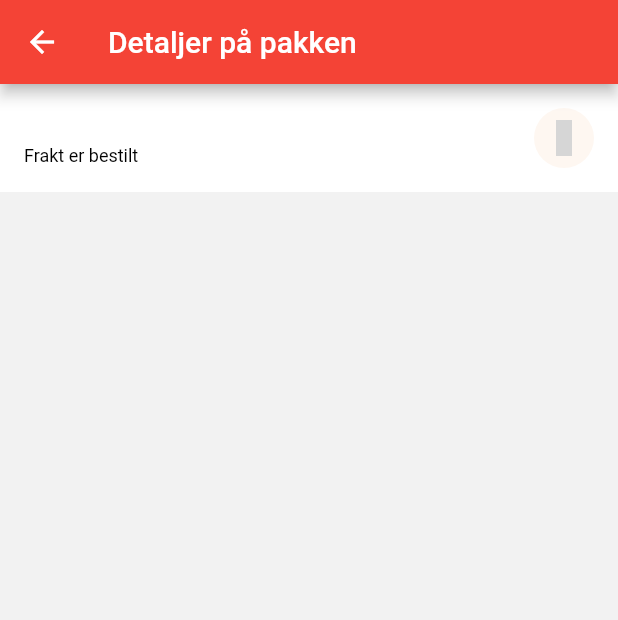
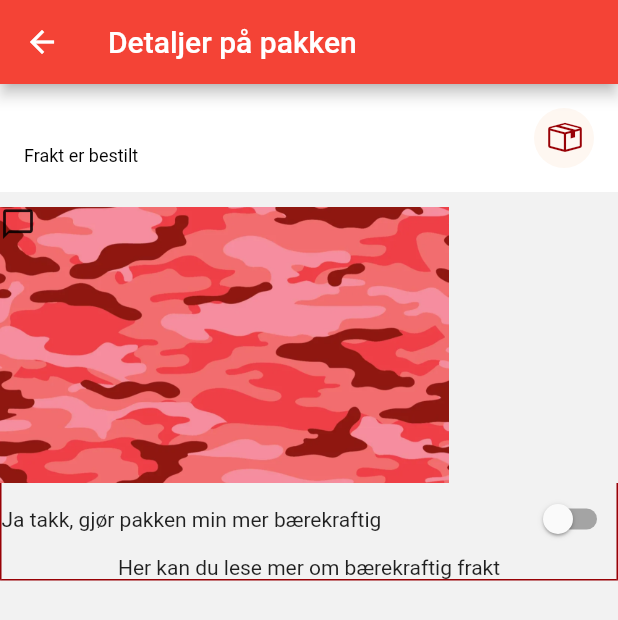
Before and after one commit to brynjen/miljohack2021, a Flutter app: the PackageDetails screen opened directly with empty values, on a phone screen of 412 x 824 dp. Shown: the top 620 px of the screen. Run offline on Flutter 3.47's test engine with Material 2 defaults, Android fonts, the phone set to English and light mode, and no system bars; our stand-ins replace equatable, firebase_core, firebase_messaging, flutter_bloc, flutter_local_notifications, get_it; accounts and stored records are empty; grey boxes are pictures that could not be loaded.

Commit message:
More work, basic icons

```diff
--- /dev/null
+++ b/lib/presentation/core/icons/miljo_hack_icons.dart
@@ -0,0 +1,60 @@
+/// Flutter icons MiljoHack
+/// Copyright (C) 2021 by original authors @ fluttericon.com, fontello.com
+/// This font was generated by FlutterIcon.com, which is derived from Fontello.
+///
+/// To use this font, place it in your fonts/ directory and include the
+/// following in your pubspec.yaml
+///
+/// flutter:
+///   fonts:
+///    - family:  MiljoHack
+///      fonts:
+///       - asset: fonts/miljo_hack.ttf
+///
+///
+/// * Material Design Icons, Copyright (C) Google, Inc
+///         Author:    Google
+///         License:   Apache 2.0 (https://www.apache.org/licenses/LICENSE-2.0)
+///         Homepage:  https://design.google.com/icons/
+/// * Iconic, Copyright (C) 2012 by P.J. Onori
+///         Author:    P.J. Onori
+///         License:   SIL (http://scripts.sil.org/OFL)
+///         Homepage:  http://somerandomdude.com/work/iconic/
+/// * Font Awesome 4, Copyright (C) 2016 by Dave Gandy
+///         Author:    Dave Gandy
+///         License:   SIL ()
+///         Homepage:  http://fortawesome.github.com/Font-Awesome/
+/// * Font Awesome 5, Copyright (C) 2016 by Dave Gandy
+///         Author:    Dave Gandy
+///         License:   SIL (https://github.com/FortAwesome/Font-Awesome/blob/master/LICENSE.txt)
+///         Homepage:  http://fortawesome.github.com/Font-Awesome/
+/// * Octicons, Copyright (C) 2020 by GitHub Inc.
+///         Author:    GitHub
+///         License:   MIT (http://opensource.org/licenses/mit-license.php)
+///         Homepage:  https://primer.style/octicons/
+///
+import 'package:flutter/widgets.dart';
+
+class MiljoHack {
+  MiljoHack._();
+
+  static const _kFontFam = 'MiljoHack';
+  static const String? _kFontPkg = null;
+
+  static const IconData account_circle =
+      IconData(0xe800, fontFamily: _kFontFam, fontPackage: _kFontPkg);
+  static const IconData chat_bubble_outline =
+      IconData(0xe801, fontFamily: _kFontFam, fontPackage: _kFontPkg);
+  static const IconData send =
+      IconData(0xe802, fontFamily: _kFontFam, fontPackage: _kFontPkg);
+  static const IconData exchange =
+      IconData(0xe803, fontFamily: _kFontFam, fontPackage: _kFontPkg);
+  static const IconData pencil_squared =
+      IconData(0xf14b, fontFamily: _kFontFam, fontPackage: _kFontPkg);
+  static const IconData share_square =
+      IconData(0xf14d, fontFamily: _kFontFam, fontPackage: _kFontPkg);
+  static const IconData trashcan =
+      IconData(0xf33c, fontFamily: _kFontFam, fontPackage: _kFontPkg);
+  static const IconData package =
+      IconData(0xf383, fontFamily: _kFontFam, fontPackage: _kFontPkg);
+}
--- /dev/null
+++ b/lib/presentation/environment_details/widgets/environment_savings_card.dart
@@ -0,0 +1,68 @@
+import 'package:flutter/material.dart';
+import 'package:miljohack/domain/main/data/mail_package.dart';
+import 'package:miljohack/presentation/core/icons/miljo_hack_icons.dart';
+import 'package:miljohack/presentation/core/theme/app_theme.dart';
+
+class EnvironmentSavingsCard extends StatefulWidget {
+  const EnvironmentSavingsCard({required this.mailPackage, Key? key})
+      : super(key: key);
+  final MailPackage mailPackage;
+
+  @override
+  State<EnvironmentSavingsCard> createState() => _EnvironmentSavingsCardState();
+}
+
+class _EnvironmentSavingsCardState extends State<EnvironmentSavingsCard> {
+  var _wantEnvironment = false;
+
+  @override
+  Widget build(BuildContext context) {
+    return Column(
+      children: [
+        Stack(
+          children: [
+            Image.asset(
+              'assets/images/environment_camouflage.png',
+              height: 184,
+            ),
+            Column(
+              children: [
+                Row(
+                  mainAxisAlignment: MainAxisAlignment.start,
+                  children: const [Icon(MiljoHack.chat_bubble_outline)],
+                ),
+              ],
+            )
+          ],
+        ),
+        Container(
+          decoration: BoxDecoration(
+              border: Border(
+            left: BorderSide(color: AppColors.darkRed),
+            right: BorderSide(color: AppColors.darkRed),
+            bottom: BorderSide(color: AppColors.darkRed),
+          )),
+          child: Column(
+            children: [
+              Row(
+                mainAxisAlignment: MainAxisAlignment.spaceBetween,
+                children: [
+                  Text('Ja takk, gjør pakken min mer bærekraftig'),
+                  Switch(
+                    onChanged: (newState) {
+                      setState(() {
+                        _wantEnvironment = newState;
+                      });
+                    },
+                    value: _wantEnvironment,
+                  )
+                ],
+              ),
+              Text('Her kan du lese mer om bærekraftig frakt')
+            ],
+          ),
+        ),
+      ],
+    );
+  }
+}
--- a/lib/presentation/main/pages/for_me.dart
+++ b/lib/presentation/main/pages/for_me.dart
@@ -2,7 +2,7 @@ import 'package:flutter/material.dart';
 import 'package:flutter_bloc/flutter_bloc.dart';
 import 'package:miljohack/application/main/package_list/package_list.dart';
 import 'package:miljohack/domain/main/data/mail_package.dart';
-import 'package:miljohack/presentation/core/app_theme.dart';
+import 'package:miljohack/presentation/core/theme/app_theme.dart';
 import 'package:miljohack/presentation/main/pages/package_details.dart';
 import 'package:miljohack/presentation/main/widgets/package_card.dart';
 
--- a/lib/presentation/main/pages/package_details.dart
+++ b/lib/presentation/main/pages/package_details.dart
@@ -1,7 +1,10 @@
 import 'package:flutter/material.dart';
 import 'package:miljohack/domain/main/data/mail_package.dart';
-import 'package:miljohack/presentation/core/app_theme.dart';
+import 'package:miljohack/presentation/core/theme/app_theme.dart';
+import 'package:miljohack/presentation/environment_details/widgets/environment_savings_card.dart';
+import 'package:miljohack/presentation/main/widgets/augmented_reality_card.dart';
 import 'package:miljohack/presentation/main/widgets/mail_avatar.dart';
+import 'package:miljohack/presentation/main/widgets/options_card.dart';
 
 class PackageDetails extends StatelessWidget {
   const PackageDetails({required this.mailPackage, Key? key}) : super(key: key);
@@ -24,7 +27,13 @@ class PackageDetails extends StatelessWidget {
                 subtitle: Text('Frakt er bestilt', style: TS.body),
                 trailing: const MailAvatar(),
               ),
-            )
+            ),
+            const SizedBox(height: 10),
+            EnvironmentSavingsCard(mailPackage: mailPackage),
+            const SizedBox(height: 10),
+            OptionsCard(),
+            const SizedBox(height: 10),
+            AugmentedRealityCard(),
           ],
         ),
       ),
--- a/lib/presentation/main/pages/posten_main.dart
+++ b/lib/presentation/main/pages/posten_main.dart
@@ -1,12 +1,12 @@
 import 'dart:developer';
 
-import 'package:community_material_icon/community_material_icon.dart';
 import 'package:firebase_messaging/firebase_messaging.dart';
 import 'package:flutter/material.dart';
 import 'package:flutter_bloc/flutter_bloc.dart';
 import 'package:get_it/get_it.dart';
 import 'package:miljohack/application/main/package_list/package_list.dart';
 import 'package:miljohack/infrastructure/network/api_client.dart';
+import 'package:miljohack/presentation/core/icons/miljo_hack_icons.dart';
 import 'package:miljohack/presentation/main/pages/for_me.dart';
 import 'package:miljohack/presentation/main/pages/from_me.dart';
 
@@ -77,10 +77,10 @@ class _PostenMainState extends State<PostenMain> with TickerProviderStateMixin {
       bottomNavigationBar: BottomNavigationBar(
         items: const [
           BottomNavigationBarItem(
-              icon: Icon(CommunityMaterialIcons.package), label: 'Profil'),
-          BottomNavigationBarItem(icon: Icon(Icons.send), label: 'Sende'),
+              icon: Icon(MiljoHack.package), label: 'Mine pakker'),
+          BottomNavigationBarItem(icon: Icon(MiljoHack.send), label: 'Sende'),
           BottomNavigationBarItem(
-              icon: Icon(Icons.account_circle), label: 'Profil')
+              icon: Icon(MiljoHack.account_circle), label: 'Profil')
         ],
       ),
     );
--- /dev/null
+++ b/lib/presentation/main/widgets/augmented_reality_card.dart
@@ -0,0 +1,10 @@
+import 'package:flutter/material.dart';
+
+class AugmentedRealityCard extends StatelessWidget {
+  const AugmentedRealityCard({Key? key}) : super(key: key);
+
+  @override
+  Widget build(BuildContext context) {
+    return Card();
+  }
+}
--- a/lib/presentation/main/widgets/mail_avatar.dart
+++ b/lib/presentation/main/widgets/mail_avatar.dart
@@ -1,6 +1,6 @@
-import 'package:community_material_icon/community_material_icon.dart';
 import 'package:flutter/material.dart';
-import 'package:miljohack/presentation/core/app_theme.dart';
+import 'package:miljohack/presentation/core/icons/miljo_hack_icons.dart';
+import 'package:miljohack/presentation/core/theme/app_theme.dart';
 
 class MailAvatar extends StatelessWidget {
   const MailAvatar({Key? key}) : super(key: key);
@@ -8,10 +8,7 @@ class MailAvatar extends StatelessWidget {
   @override
   Widget build(BuildContext context) {
     return CircleAvatar(
-      child: Icon(
-        CommunityMaterialIcons.package_variant_closed,
-        color: AppColors.darkRed,
-      ),
+      child: Icon(MiljoHack.package, color: AppColors.darkRed),
       backgroundColor: AppColors.lightRed,
     );
   }
--- /dev/null
+++ b/lib/presentation/main/widgets/options_card.dart
@@ -0,0 +1,14 @@
+import 'package:flutter/material.dart';
+import 'package:miljohack/presentation/core/theme/app_theme.dart';
+
+class OptionsCard extends StatelessWidget {
+  const OptionsCard({Key? key}) : super(key: key);
+
+  @override
+  Widget build(BuildContext context) {
+    return Card(
+      color: AppColors.white,
+      shape: RoundedRectangleBorder(borderRadius: BorderRadius.circular(0)),
+    );
+  }
+}
--- a/lib/presentation/main/widgets/package_card.dart
+++ b/lib/presentation/main/widgets/package_card.dart
@@ -1,6 +1,6 @@
 import 'package:flutter/material.dart';
 import 'package:miljohack/domain/main/data/mail_package.dart';
-import 'package:miljohack/presentation/core/app_theme.dart';
+import 'package:miljohack/presentation/core/theme/app_theme.dart';
 import 'package:miljohack/presentation/main/widgets/mail_avatar.dart';
 
 class PackageCard extends StatelessWidget {
```
Also changed, not shown: pubspec.yaml (+8 -2 lines), assets/icons/miljo_hack.ttf (added), assets/images/environment_camouflage.png (added), lib/presentation/core/theme/app_theme.dart (renamed from lib/presentation/core/app_theme.dart), pubspec.lock.
